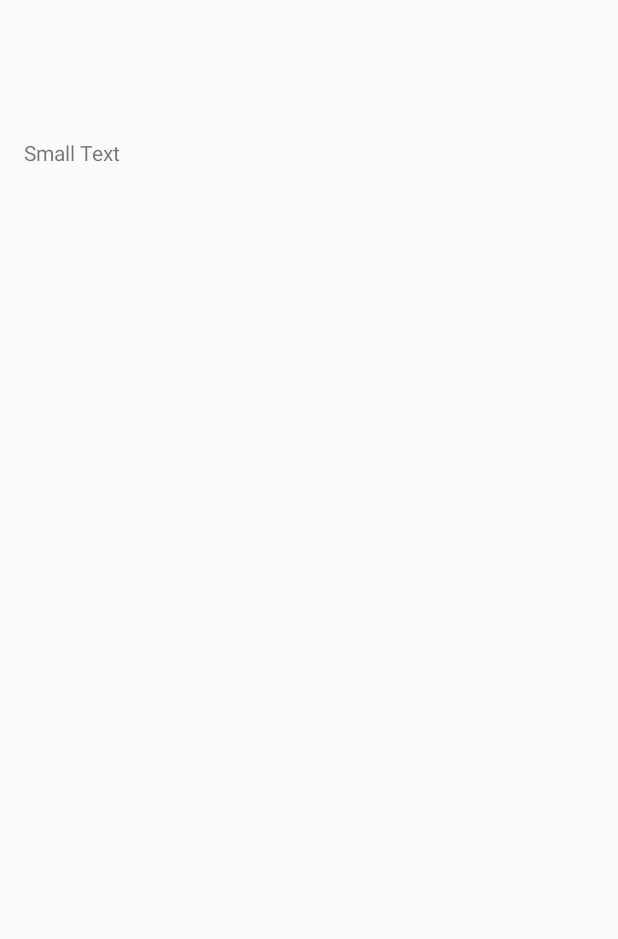
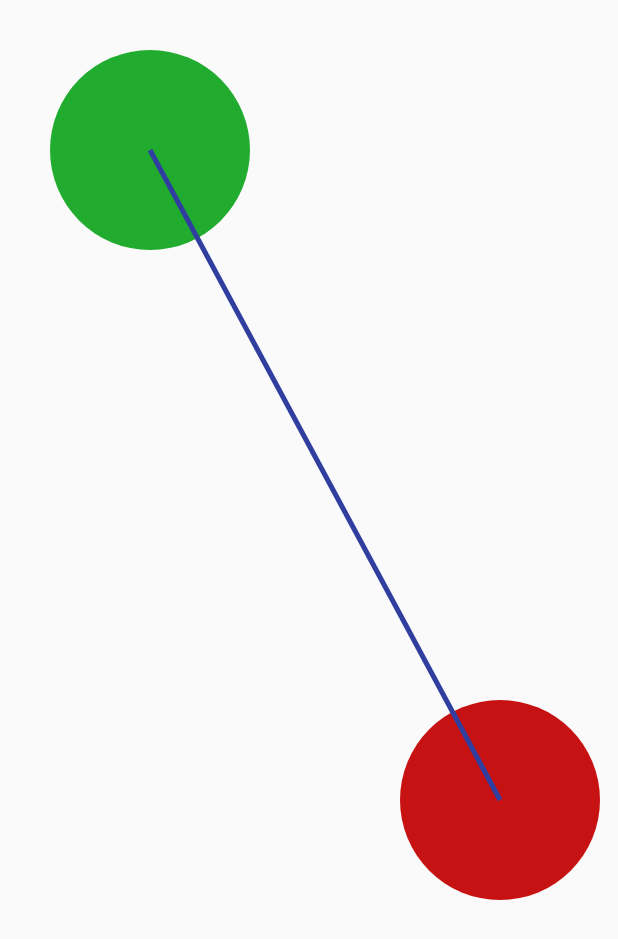
Before and after one commit to hkourtev/TomatoPotato, an Android app: the LearnActivity screen opened directly, with no data from a screen before it, on a phone screen of 412 x 824 dp. Before the commit the part shown is almost empty. Shown: the top 939 px of the screen. Run offline under Robolectric (Android 15) with nearby library versions, the phone set to English and light mode, and no system bars.

Commit message:
Added Graph class and tested to make sure we can draw in the Learn activity. All seems to work well. Starting work on the random graph generation algorithm.

```diff
--- /dev/null
+++ b/app/src/main/java/com/njinfotech/algorithmvisualizer/Graph.java
@@ -0,0 +1,58 @@
+package com.njinfotech.algorithmvisualizer;
+
+import android.app.Activity;
+import android.graphics.Bitmap;
+import android.graphics.Canvas;
+import android.graphics.Color;
+import android.graphics.Paint;
+import android.graphics.Point;
+import android.graphics.drawable.BitmapDrawable;
+import android.view.Display;
+import android.widget.LinearLayout;
+import android.widget.RelativeLayout;
+
+/**
+ * Created by hkourtev on 11/12/15.
+ */
+public class Graph {
+    private Activity ptr;
+
+    public Graph(Activity ptr) {
+        this.ptr = ptr;
+    }
+
+    public void generate() {
+        // get current screen size
+        Display display = ptr.getWindowManager().getDefaultDisplay();
+        Point screenSize = new Point();
+        display.getSize(screenSize);
+
+        // create a paintable bitmap
+        Bitmap canvasBg = Bitmap.createBitmap(screenSize.x, screenSize.y, Bitmap.Config.ARGB_8888);
+
+        // pick color to draw with
+        Paint paintGreen = new Paint();
+        paintGreen.setColor(ptr.getResources().getColor(R.color.colorGreen));
+        Paint paintRed = new Paint();
+        paintRed.setColor(ptr.getResources().getColor(R.color.colorRed));
+        Paint paintEdge = new Paint();
+        paintEdge.setColor(ptr.getResources().getColor(R.color.colorPrimaryDark));
+        paintEdge.setStrokeWidth(5);
+
+        // create canvas
+        Canvas canvas = new Canvas(canvasBg);
+        canvas.drawCircle(150, 150, 100, paintGreen);
+        canvas.drawCircle(500, 800, 100, paintRed);
+        drawEdge(canvas, 150, 150, 100, 500, 800, 100, paintEdge);
+
+        RelativeLayout drawSpace = (RelativeLayout) ptr.findViewById(R.id.learnActCanvasId);
+        drawSpace.setBackgroundDrawable(new BitmapDrawable(canvasBg));
+    }
+
+    public void drawEdge(Canvas canvas, float c1x, float c1y, float c1r, float c2x, float c2y, float c2r, Paint edgeColor) {
+        Point start = new Point();
+        Point end = new Point();
+
+        canvas.drawLine(c1x, c1y, c2x, c2y, edgeColor);
+    }
+}
--- a/app/src/main/java/com/njinfotech/algorithmvisualizer/LearnActivity.java
+++ b/app/src/main/java/com/njinfotech/algorithmvisualizer/LearnActivity.java
@@ -14,6 +14,8 @@ public class LearnActivity extends AppCompatActivity {
         super.onCreate(savedInstanceState);
         setContentView(R.layout.activity_learn);
 
+        Graph myGraph = new Graph(this);
+        myGraph.generate();
     }
 
 }
--- a/app/src/main/res/layout/activity_learn.xml
+++ b/app/src/main/res/layout/activity_learn.xml
@@ -5,16 +5,8 @@
     android:paddingRight="@dimen/activity_horizontal_margin"
     android:paddingTop="@dimen/activity_vertical_margin"
     android:paddingBottom="@dimen/activity_vertical_margin"
+    android:id="@id/learnActCanvasId"
     tools:context="com.njinfotech.algorithmvisualizer.LearnActivity">
 
-    <TextView
-        android:layout_width="wrap_content"
-        android:layout_height="wrap_content"
-        android:textAppearance="?android:attr/textAppearanceSmall"
-        android:text="Small Text"
-        android:id="@+id/textView"
-        android:layout_alignParentTop="true"
-        android:layout_alignParentLeft="true"
-        android:layout_alignParentStart="true"
-        android:layout_marginTop="76dp" />
+
 </RelativeLayout>
--- a/app/src/main/res/values/colors.xml
+++ b/app/src/main/res/values/colors.xml
@@ -3,4 +3,6 @@
     <color name="colorPrimary">#3F51B5</color>
     <color name="colorPrimaryDark">#303F9F</color>
     <color name="colorAccent">#FF4081</color>
+    <color name="colorRed">#c61212</color>
+    <color name="colorGreen">#21ac2f</color>
 </resources>
--- a/app/src/main/res/values/ids.xml
+++ b/app/src/main/res/values/ids.xml
@@ -4,4 +4,5 @@
     <item name="btnGoToTestAct" type="id" />
     <item name="btnGoToStatsAct" type="id" />
     <item name="btnExit" type="id" />
+    <item name="learnActCanvasId" type="id" />
 </resources>
```
